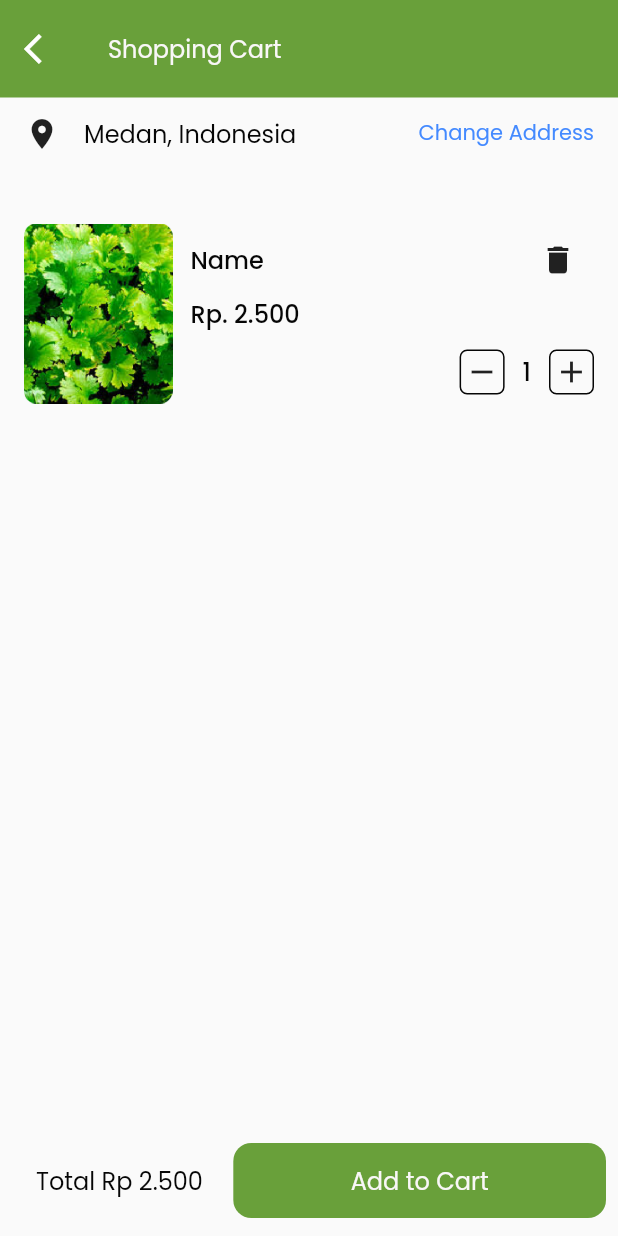
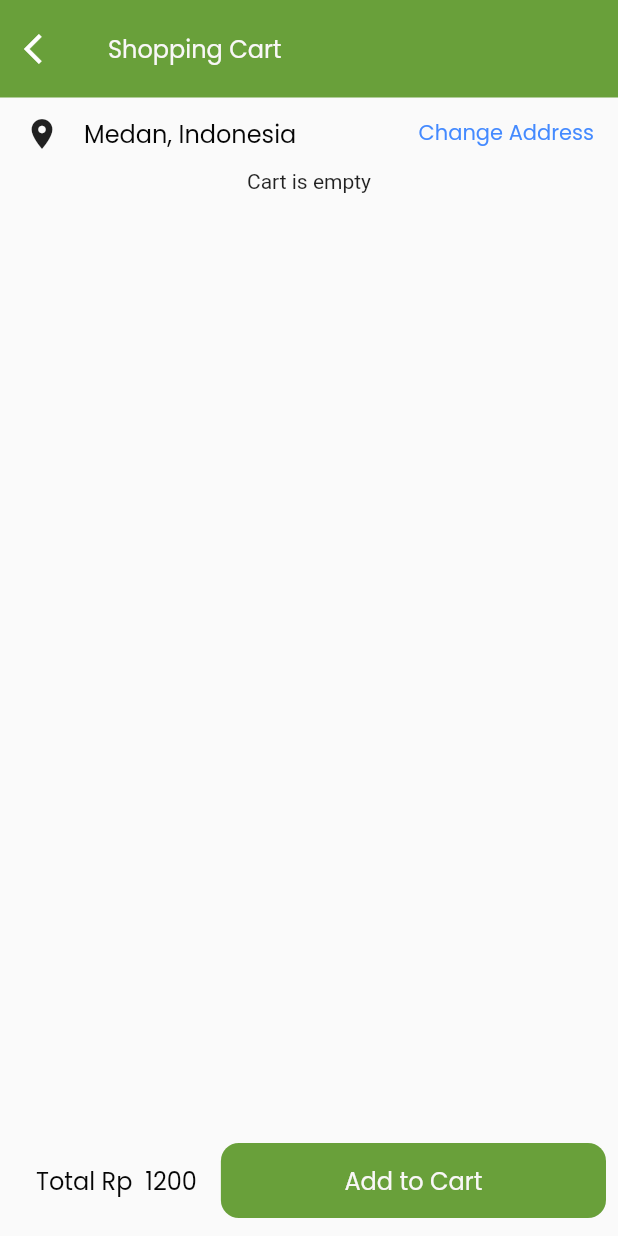
Before and after one commit to saizdx2010/vegetable, a Flutter app: the CartView screen opened directly, on a phone screen of 412 x 824 dp. Run offline on Flutter 3.47's test engine with Material 2 defaults, Android fonts, the phone set to English and light mode, and no system bars; our stand-ins replace flutter_dash, get, google_fonts, sqflite; accounts and stored records are empty.

Commit message:
Loaded DB data to cart

```diff
--- a/lib/app/modules/cart/views/cart_view.dart
+++ /dev/null
@@ -1,194 +0,0 @@
-import 'package:flutter/material.dart';
-
-import 'package:get/get.dart';
-import 'package:google_fonts/google_fonts.dart';
-import 'package:vegetable/app/modules/cart/views/parts/payment_view.dart';
-import 'package:vegetable/ui/ui_helpers.dart';
-
-import '../../../../components/buttons.dart';
-import '../../../../ui/app_colors.dart';
-import '../../../../ui/constants.dart';
-import '../../../../ui/text_styles.dart';
-import '../controllers/cart_controller.dart';
-
-class CartView extends GetView<CartController> {
-  @override
-  Widget build(BuildContext context) {
-    return Theme(
-      data: ThemeData().copyWith(dividerColor: Colors.transparent),
-      child: Scaffold(
-        persistentFooterButtons: [
-          Container(
-            margin: EdgeInsets.only(bottom: 4),
-            child: Row(
-              // price
-              children: [
-                Padding(
-                  padding: const EdgeInsets.symmetric(horizontal: 16),
-                  child: Text(
-                    "Total Rp 2.500 ",
-                    style: GoogleFonts.poppins(
-                      textStyle: bodyStyle.copyWith(color: KTextColor),
-                    ),
-                  ),
-                ),
-                // add to cart
-                Expanded(
-                  child: GestureDetector(
-                    child: PrimaryButton(),
-                    onTap: () {
-                      Get.to(() =>PaymentView());
-                    },
-                  ),
-                ),
-              ],
-            ),
-          )
-        ],
-        appBar: AppBar(
-          elevation: 0,
-          backgroundColor: KPrimaryColor,
-          toolbarHeight: 65,
-          title: Text(
-            'Shopping Cart',
-            style: GoogleFonts.poppins(textStyle: bodyStyle),
-          ),
-          leading: IconButton(
-            highlightColor: Colors.transparent,
-            splashColor: Colors.transparent,
-            // ios icon back
-            icon: Icon(Icons.arrow_back_ios),
-            onPressed: () {
-              Get.back();
-            },
-          ),
-        ),
-        body: ListView(
-          children: [
-            verticalSpaceSmall,
-            Row(
-              crossAxisAlignment: CrossAxisAlignment.center,
-              mainAxisAlignment: MainAxisAlignment.spaceBetween,
-              children: [
-                Row(
-                  children: [
-                    Padding(
-                      padding: const EdgeInsets.symmetric(horizontal: 16),
-                      child: Icon(
-                        Icons.location_on,
-                      ),
-                    ),
-                    Text(
-                      "Medan, Indonesia",
-                      style: GoogleFonts.poppins(
-                        textStyle: bodyStyle.copyWith(color: KTextColor),
-                      ),
-                    ),
-                  ],
-                ),
-                Padding(
-                  padding: const EdgeInsets.symmetric(horizontal: 16),
-                  child: Text(
-                    "Change Address",
-                    style: GoogleFonts.poppins(
-                      textStyle: bodyStyle.copyWith(
-                          color: Colors.blueAccent, fontSize: 14),
-                    ),
-                  ),
-                ),
-              ],
-            ),
-            verticalSpaceLarge,
-            Container(
-              padding: EdgeInsets.symmetric(horizontal: 16),
-              child: Row(
-                crossAxisAlignment: CrossAxisAlignment.start,
-                children: [
-                  Image.asset(
-                    '${Constants.imagePath}corriander.png',
-                    height: 120,
-                  ),
-                  horizontalSpaceSmall,
-                  Expanded(
-                    child: Column(
-                      children: [
-                        Row(
-                          children: [
-                            Text(
-                              "Name",
-                              style: GoogleFonts.poppins(
-                                textStyle: bodyStyle.copyWith(
-                                    color: KTextColor,
-                                    fontWeight: FontWeight.w500),
-                              ),
-                            ),
-                            Spacer(),
-                            IconButton(
-                              icon: Icon(Icons.delete),
-                              onPressed: () {},
-                            ),
-                          ],
-                        ),
-                        Row(
-                          children: [
-                            Text(
-                              "Rp. 2.500",
-                              style: GoogleFonts.poppins(
-                                textStyle: bodyStyle.copyWith(
-                                    color: KTextColor,
-                                    fontWeight: FontWeight.w500),
-                              ),
-                            ),
-                          ],
-                        ),
-                        verticalSpaceSmall,
-                        Row(
-                          mainAxisAlignment: MainAxisAlignment.end,
-                          children: [
-                            // minus
-                            Container(
-                              height: 30,
-                              width: 30,
-                              decoration: BoxDecoration(
-                                borderRadius: BorderRadius.circular(5),
-                                border: Border.all(color: KTextColor),
-                              ),
-                              child: Icon(
-                                Icons.remove,
-                              ),
-                            ),
-                            horizontalSpaceSmall,
-                            Text(
-                              "1",
-                              style: GoogleFonts.poppins(
-                                textStyle: bodyStyle.copyWith(
-                                    color: KTextColor,
-                                    fontWeight: FontWeight.w500),
-                              ),
-                            ),
-                            horizontalSpaceSmall,
-                            Container(
-                              height: 30,
-                              width: 30,
-                              decoration: BoxDecoration(
-                                borderRadius: BorderRadius.circular(5),
-                                border: Border.all(color: KTextColor),
-                              ),
-                              child: Icon(
-                                Icons.add,
-                              ),
-                            ),
-                          ],
-                        ),
-                      ],
-                    ),
-                  ),
-                ],
-              ),
-            )
-          ],
-        ),
-      ),
-    );
-  }
-}
--- /dev/null
+++ b/lib/app/modules/parts/cart_view.dart
@@ -0,0 +1,261 @@
+import 'package:flutter/material.dart';
+import 'package:get/get.dart';
+import 'package:google_fonts/google_fonts.dart';
+import 'package:vegetable/app/modules/parts/payment_view.dart';
+import 'package:vegetable/models/cart.dart';
+
+import '../../../components/buttons.dart';
+import '../../../database/database.dart';
+import '../../../ui/app_colors.dart';
+import '../../../ui/constants.dart';
+import '../../../ui/text_styles.dart';
+import '../../../ui/ui_helpers.dart';
+
+class CartView extends StatefulWidget {
+  const CartView({super.key});
+
+  @override
+  State<CartView> createState() => _CartViewState();
+}
+
+class _CartViewState extends State<CartView> {
+  @override
+  void initState() {
+    super.initState();
+  }
+
+  @override
+  Widget build(BuildContext context) {
+    return Theme(
+      data: ThemeData().copyWith(dividerColor: Colors.transparent),
+      child: Scaffold(
+        persistentFooterButtons: [
+          Container(
+            margin: EdgeInsets.only(bottom: 4),
+            child: Row(
+              // price
+              children: [
+                Padding(
+                  padding: const EdgeInsets.symmetric(horizontal: 16),
+                  child: Text(
+                    "Total Rp  ${1200}",
+                    style: GoogleFonts.poppins(
+                      textStyle: bodyStyle.copyWith(color: KTextColor),
+                    ),
+                  ),
+                ),
+                // add to cart
+                Expanded(
+                  child: GestureDetector(
+                    child: PrimaryButton(),
+                    onTap: () {
+                      Get.to(() => PaymentView());
+                    },
+                  ),
+                ),
+              ],
+            ),
+          )
+        ],
+        appBar: AppBar(
+          elevation: 0,
+          backgroundColor: KPrimaryColor,
+          toolbarHeight: 65,
+          title: Text(
+            'Shopping Cart',
+            style: GoogleFonts.poppins(textStyle: bodyStyle),
+          ),
+          leading: IconButton(
+            highlightColor: Colors.transparent,
+            splashColor: Colors.transparent,
+            // ios icon back
+            icon: Icon(Icons.arrow_back_ios),
+            onPressed: () {
+              Get.back();
+            },
+          ),
+        ),
+        body: ListView(
+          physics: BouncingScrollPhysics(),
+          shrinkWrap: true,
+          children: [
+            verticalSpaceSmall,
+            Row(
+              crossAxisAlignment: CrossAxisAlignment.center,
+              mainAxisAlignment: MainAxisAlignment.spaceBetween,
+              children: [
+                Row(
+                  children: [
+                    Padding(
+                      padding: const EdgeInsets.symmetric(horizontal: 16),
+                      child: Icon(
+                        Icons.location_on,
+                      ),
+                    ),
+                    Text(
+                      "Medan, Indonesia",
+                      style: GoogleFonts.poppins(
+                        textStyle: bodyStyle.copyWith(color: KTextColor),
+                      ),
+                    ),
+                  ],
+                ),
+                Padding(
+                  padding: const EdgeInsets.symmetric(horizontal: 16),
+                  child: Text(
+                    "Change Address",
+                    style: GoogleFonts.poppins(
+                      textStyle: bodyStyle.copyWith(
+                          color: Colors.blueAccent, fontSize: 14),
+                    ),
+                  ),
+                ),
+              ],
+            ),
+            verticalSpaceSmall,
+            FutureBuilder<List<Cart>>(
+              future: DatabaseHelper.instance.getCart(),
+              builder:
+                  (BuildContext context, AsyncSnapshot<List<Cart>> snapshot) {
+                if (!snapshot.hasData) {
+                  return Center(
+                    child: CircularProgressIndicator(
+                      valueColor: AlwaysStoppedAnimation<Color>(KPrimaryColor),
+                    ),
+                  );
+                }
+                return snapshot.data!.isEmpty
+                    ? Center(
+                        child: Text("Cart is empty"),
+                      )
+                    : ListView(
+                        physics: NeverScrollableScrollPhysics(),
+                        shrinkWrap: true,
+                        children: snapshot.data!.map((cart) {
+                          return Container(
+                            padding: EdgeInsets.symmetric(
+                                horizontal: 16, vertical: 8),
+                            child: Row(
+                              crossAxisAlignment: CrossAxisAlignment.start,
+                              children: [
+                                Image.asset(
+                                  '${Constants.imagePath}${cart.image}',
+                                  height: 120,
+                                ),
+                                horizontalSpaceSmall,
+                                Expanded(
+                                  child: Column(
+                                    children: [
+                                      Row(
+                                        children: [
+                                          Text(
+                                            "${cart.name}",
+                                            style: GoogleFonts.poppins(
+                                              textStyle: bodyStyle.copyWith(
+                                                  color: KTextColor,
+                                                  fontWeight: FontWeight.w500),
+                                            ),
+                                          ),
+                                          Spacer(),
+                                          IconButton(
+                                            icon: Icon(Icons.delete),
+                                            onPressed: () {
+                                              DatabaseHelper.instance
+                                                  .deleteCart(cart.name!);
+                                              setState(() {});
+                                            },
+                                          ),
+                                        ],
+                                      ),
+                                      Row(
+                                        children: [
+                                          Text(
+                                            "Rp. ${cart.price}",
+                                            style: GoogleFonts.poppins(
+                                              textStyle: bodyStyle.copyWith(
+                                                  color: KTextColor,
+                                                  fontWeight: FontWeight.w500),
+                                            ),
+                                          ),
+                                        ],
+                                      ),
+                                      verticalSpaceSmall,
+                                      Row(
+                                        mainAxisAlignment:
+                                            MainAxisAlignment.end,
+                                        children: [
+                                          // minus
+                                          GestureDetector(
+                                            onTap: () {
+                                              if (cart.quantity! > 1) {
+                                                cart.quantity =
+                                                    cart.quantity! - 1;
+                                                DatabaseHelper.instance
+                                                    .updateCart(cart);
+                                                setState(() {});
+                                              }
+                                            },
+                                            child: Container(
+                                              height: 30,
+                                              width: 30,
+                                              decoration: BoxDecoration(
+                                                borderRadius:
+                                                    BorderRadius.circular(5),
+                                                border: Border.all(
+                                                    color: KTextColor),
+                                              ),
+                                              child: Icon(
+                                                Icons.remove,
+                                              ),
+                                            ),
+                                          ),
+                                          horizontalSpaceSmall,
+                                          Text(
+                                            "${cart.quantity}",
+                                            style: GoogleFonts.poppins(
+                                              textStyle: bodyStyle.copyWith(
+                                                  color: KTextColor,
+                                                  fontWeight: FontWeight.w500),
+                                            ),
+                                          ),
+                                          horizontalSpaceSmall,
+                                          GestureDetector(
+                                            onTap: () {
+                                              cart.quantity =
+                                                  cart.quantity! + 1;
+                                              DatabaseHelper.instance
+                                                  .updateCart(cart);
+                                              setState(() {});
+                                            },
+                                            child: Container(
+                                              height: 30,
+                                              width: 30,
+                                              decoration: BoxDecoration(
+                                                borderRadius:
+                                                    BorderRadius.circular(5),
+                                                border: Border.all(
+                                                    color: KTextColor),
+                                              ),
+                                              child: Icon(
+                                                Icons.add,
+                                              ),
+                                            ),
+                                          ),
+                                        ],
+                                      ),
+                                    ],
+                                  ),
+                                ),
+                              ],
+                            ),
+                          );
+                        }).toList(),
+                      );
+              },
+            ),
+          ],
+        ),
+      ),
+    );
+  }
+}
--- a/lib/app/modules/cart/views/parts/loading_payment_view.dart
+++ b/lib/app/modules/parts/loading_payment_view.dart
@@ -1,7 +1,7 @@
 import 'package:flutter/material.dart';
 import 'package:get/get.dart';
 import 'package:google_fonts/google_fonts.dart';
-import 'package:vegetable/app/modules/cart/views/parts/payment_success_view.dart';
+import 'package:vegetable/app/modules/parts/payment_success_view.dart';
 
 import '../../../../../ui/app_colors.dart';
 import '../../../../../ui/text_styles.dart';
--- a/lib/app/modules/cart/views/parts/payment_view.dart
+++ b/lib/app/modules/parts/payment_view.dart
@@ -2,13 +2,13 @@ import 'package:flutter/material.dart';
 import 'package:flutter_dash/flutter_dash.dart';
 import 'package:get/get.dart';
 import 'package:google_fonts/google_fonts.dart';
-import 'package:vegetable/app/modules/cart/views/parts/loading_payment_view.dart';
 import 'package:vegetable/ui/constants.dart';
 import 'package:vegetable/ui/ui_helpers.dart';
 
 import '../../../../../components/buttons.dart';
 import '../../../../../ui/app_colors.dart';
 import '../../../../../ui/text_styles.dart';
+import 'loading_payment_view.dart';
 
 class PaymentView extends StatelessWidget {
   const PaymentView({super.key});
--- a/lib/app/routes/app_pages.dart
+++ b/lib/app/routes/app_pages.dart
@@ -1,7 +1,5 @@
 import 'package:get/get.dart';
 
-import 'package:vegetable/app/modules/cart/bindings/cart_binding.dart';
-import 'package:vegetable/app/modules/cart/views/cart_view.dart';
 import 'package:vegetable/app/modules/home/bindings/home_binding.dart';
 import 'package:vegetable/app/modules/home/views/home_view.dart';
 import 'package:vegetable/app/modules/onboard/bindings/onboard_binding.dart';
@@ -25,10 +23,5 @@ class AppPages {
       page: () => OnboardView(),
       binding: OnboardBinding(),
     ),
-    GetPage(
-      name: _Paths.CART,
-      page: () => CartView(),
-      binding: CartBinding(),
-    ),
   ];
 }
--- a/lib/components/bottom_bar.dart
+++ b/lib/components/bottom_bar.dart
@@ -1,5 +1,6 @@
 import 'package:flutter/material.dart';
 import 'package:get/get.dart';
+import 'package:vegetable/app/modules/parts/cart_view.dart';
 import 'package:vegetable/ui/app_colors.dart';
 import 'package:vegetable/ui/constants.dart';
 import 'package:vegetable/ui/text_styles.dart';
@@ -53,7 +54,7 @@ class BottomBar extends StatelessWidget {
           GestureDetector(
             onTap: () {
               if (Get.currentRoute != "/cart") {
-                Get.toNamed(Routes.CART);
+                Get.to(CartView());
               }
             },
             child: Container(
--- /dev/null
+++ b/lib/database/database.dart
@@ -0,0 +1,70 @@
+import 'dart:io';
+
+import 'package:path/path.dart';
+import 'package:path_provider/path_provider.dart';
+import 'package:sqflite/sqflite.dart';
+import 'package:vegetable/models/cart.dart';
+
+class DatabaseHelper {
+  DatabaseHelper._privateConstructor();
+
+  static final DatabaseHelper instance = DatabaseHelper._privateConstructor();
+
+  static Database? _database;
+
+  Future<Database> get database async => _database ??= await _initDatabase();
+
+  Future<Database> _initDatabase() async {
+    Directory documentsDirectory = await getApplicationDocumentsDirectory();
+    String path = join(documentsDirectory.path, 'Vegetable.db');
+
+    return await openDatabase(path, version: 1, onCreate: _onCreate);
+  }
+
+  Future _onCreate(Database db, int version) async {
+    await db.execute('''
+
+    CREATE TABLE cart (
+      id INTEGER PRIMARY KEY AUTOINCREMENT,
+      name TEXT,
+      image TEXT,
+      quantity INTEGER,
+      price DOUBLE NOT NULL,
+    );
+
+    CREATE TABLE transaction (
+      id INTEGER PRIMARY KEY AUTOINCREMENT,
+      price DOUBLE NOT NULL,
+    );
+
+
+    ''');
+  }
+
+  Future<List<Cart>> getCart() async {
+    Database db = await instance.database;
+    //
+    var carts = await db.rawQuery('SELECT * FROM cart group by name');
+
+    List<Cart> cartList =
+        carts.isNotEmpty ? carts.map((c) => Cart.fromJson(c)).toList() : [];
+
+    return cartList;
+  }
+
+  Future<int> insertCart(Cart cart) async {
+    Database db = await instance.database;
+    return await db.insert('cart', cart.toJson());
+  }
+
+  Future<int> updateCart(Cart cart) async {
+    Database db = await instance.database;
+    return await db.update('cart', cart.toJson(),
+        where: 'name = ?', whereArgs: [cart.name]);
+  }
+
+  Future<int> deleteCart(String name) async {
+    Database db = await instance.database;
+    return await db.delete('cart', where: 'name = ?', whereArgs: [name]);
+  }
+}
--- a/lib/main.dart
+++ b/lib/main.dart
@@ -5,6 +5,8 @@ import 'package:get/get.dart';
 import 'app/routes/app_pages.dart';
 
 void main() {
+  WidgetsFlutterBinding.ensureInitialized();
+
   runApp(
     GetMaterialApp(
       title: "Application",
--- /dev/null
+++ b/lib/models/cart.dart
@@ -0,0 +1,31 @@
+class Cart {
+  final String? name;
+  final String? image;
+  int? quantity;
+  final double? price;
+
+  Cart({
+    this.name,
+    this.image,
+    this.quantity,
+    this.price,
+  });
+
+  factory Cart.fromJson(Map<String, dynamic> json) {
+    return Cart(
+      name: json['name'],
+      image: json['image'],
+      quantity: json['quantity'],
+      price: json['price'],
+    );
+  }
+
+  Map<String, dynamic> toJson() {
+    return {
+      'name': name,
+      'image': image,
+      'quantity': quantity,
+      'price': price,
+    };
+  }
+}
--- a/pubspec.yaml
+++ b/pubspec.yaml
@@ -15,6 +15,7 @@ dependencies:
   sqflite: ^2.2.4+1
   sqflite_common_ffi: ^2.1.1+1
   path: ^1.8.2
+  path_provider: ^2.0.12
   sqlite3_flutter_libs: ^0.5.12
 
 
```
Also changed, not shown: lib/app/modules/cart/bindings/cart_binding.dart (deleted, +0 -12 lines), lib/app/modules/cart/controllers/cart_controller.dart (deleted, +0 -16 lines), lib/app/modules/home/views/parts/product_detail_view.dart (+13 -15 lines), lib/database/db.dart (deleted, +0 -58 lines), lib/app/modules/parts/payment_success_view.dart (renamed from lib/app/modules/cart/views/parts/payment_success_view.dart), pubspec.lock.
